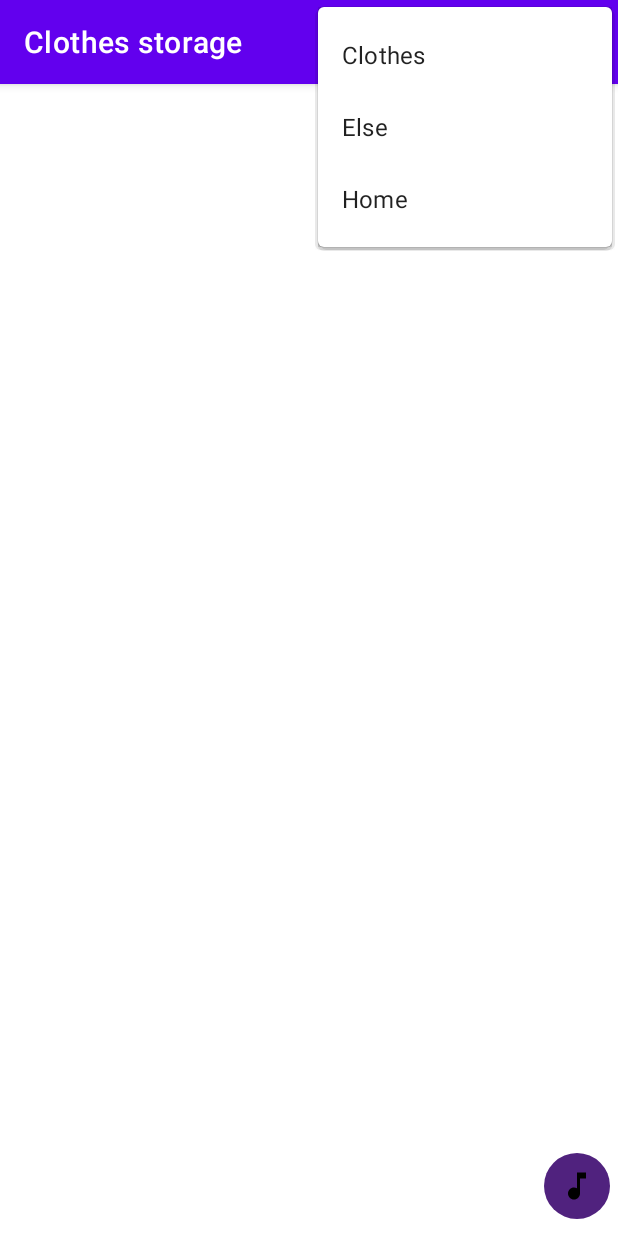
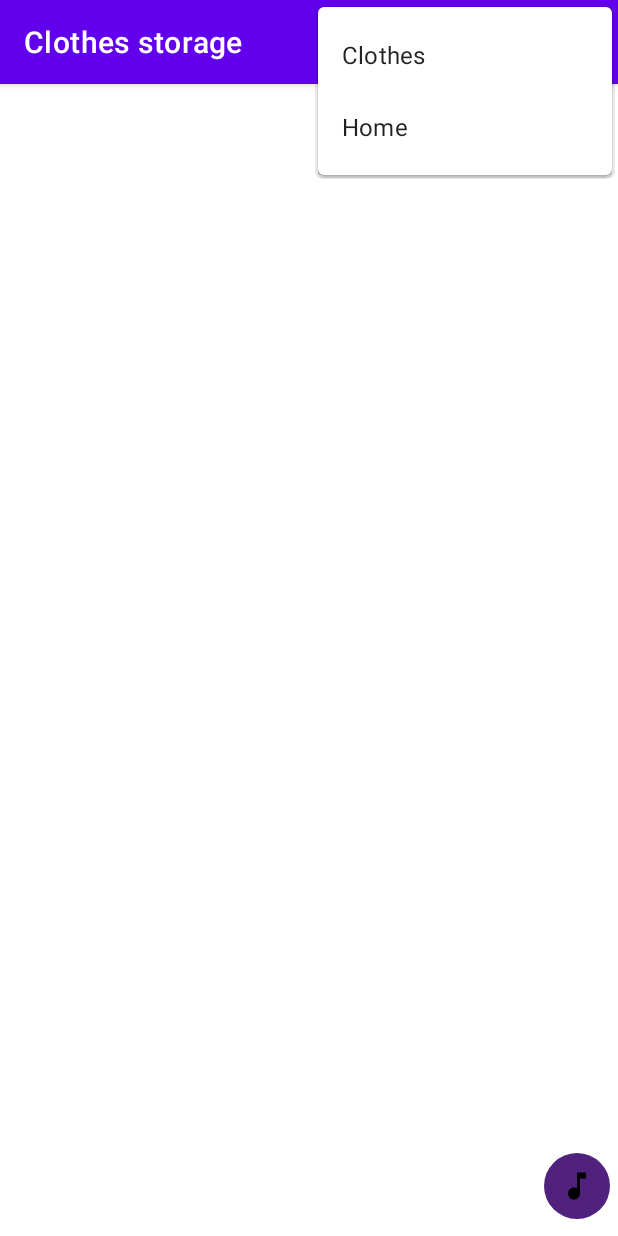
Before and after one commit to SilverRSt/CSCB763_project_F95672, an Android app: the screen it shows after launch (MainActivity), with the options menu open, on a phone screen of 412 x 824 dp. Run offline under Robolectric (Android 15) with nearby library versions, the phone set to English and light mode, and no system bars.

Commit message:
last ones

```diff
--- a/app/build.gradle
+++ b/app/build.gradle
@@ -8,6 +8,7 @@ android {
 
     defaultConfig {
         applicationId "com.example.projetcparts_header_navigation"
+//        applicationId "com.example.CSCB763_project_F95672"
         minSdk 33
         targetSdk 33
         versionCode 1
--- a/app/src/main/res/menu/menu.xml
+++ b/app/src/main/res/menu/menu.xml
@@ -5,10 +5,6 @@
         android:title="Clothes"
         app:showAsAction="never" />
 
-    <item android:id="@+id/itemTwo"
-        android:title="Else"
-        app:showAsAction="never" />
-
     <item android:id="@+id/itemThree"
         android:title="Home"
         app:showAsAction="never"
```
